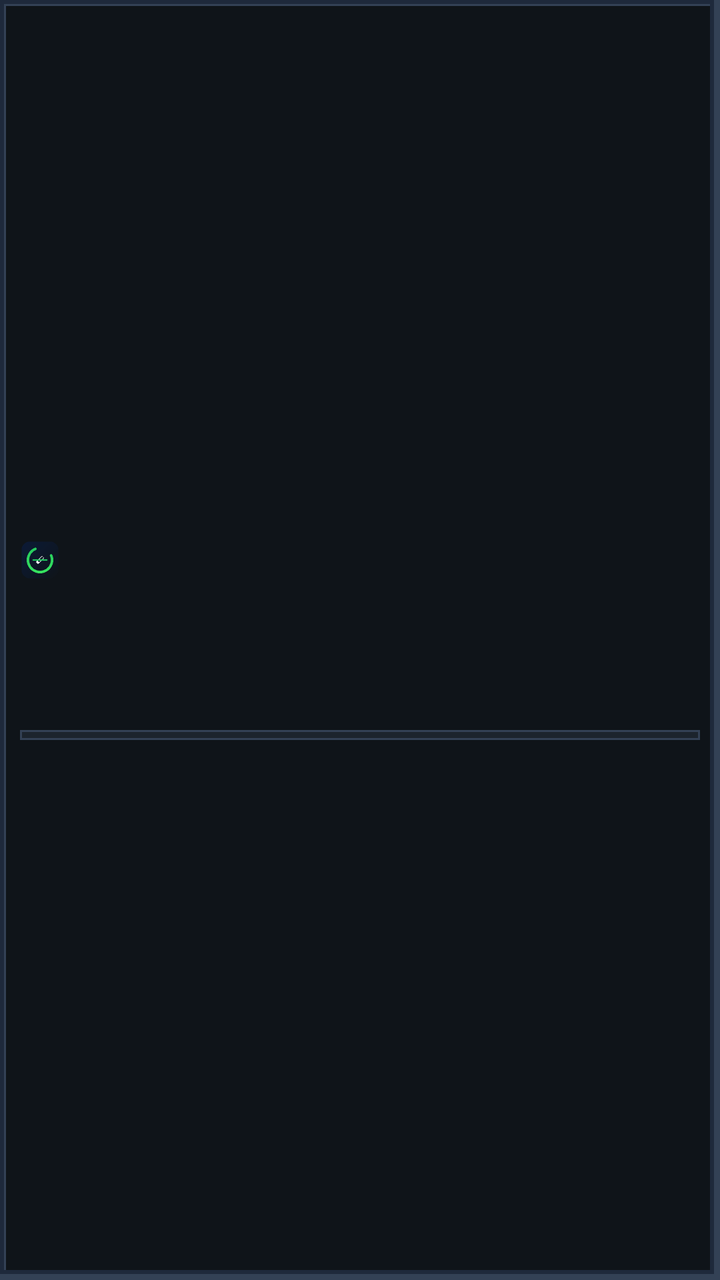
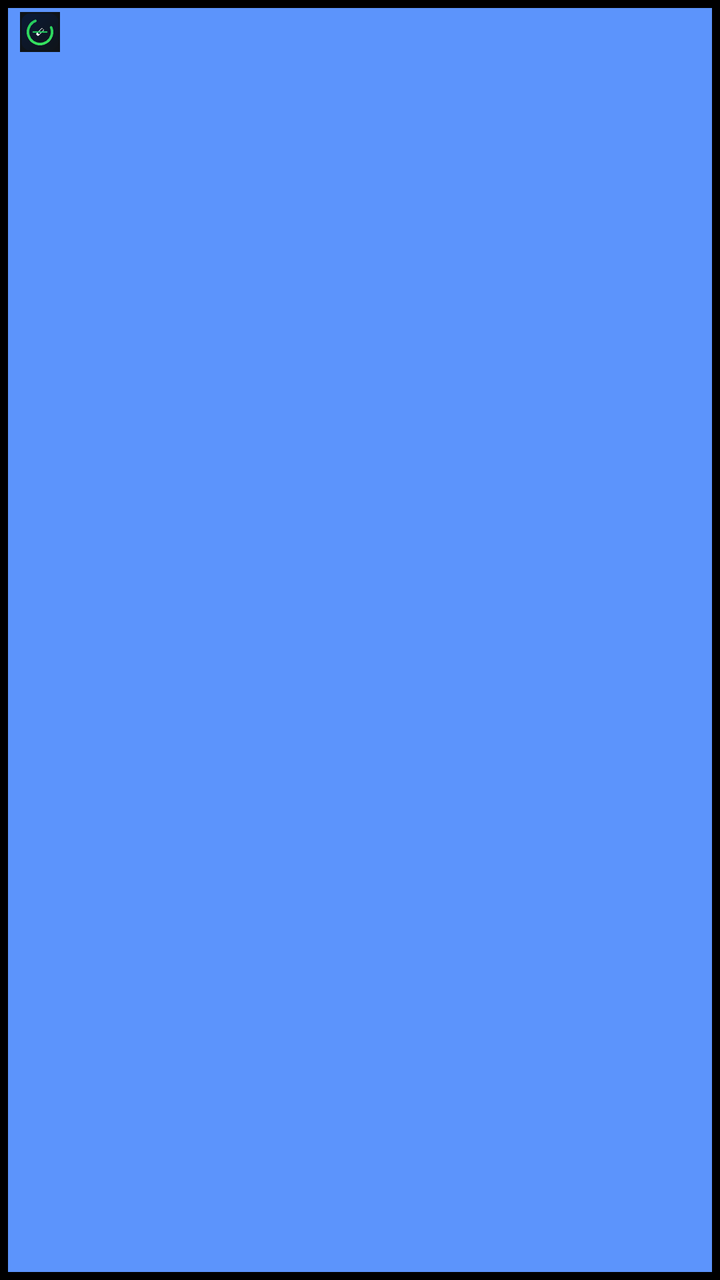

Screens rendered from an Android XML layout before and after an edit, with the pre-edit source and the edit as a unified diff.
<!-- AndroidManifest.xml: application theme AppTheme -->
<!-- res/layout/widget_quit_tracker.xml -->
<?xml version="1.0" encoding="utf-8"?>
<LinearLayout xmlns:android="http://schemas.android.com/apk/res/android"
    android:id="@+id/widget_root"
    android:layout_width="match_parent"
    android:layout_height="match_parent"
    android:background="@drawable/widget_frame"
    android:gravity="center_vertical"
    android:orientation="vertical"
    android:paddingHorizontal="10dp"
    android:paddingVertical="6dp">

    <LinearLayout
        android:layout_width="match_parent"
        android:layout_height="wrap_content"
        android:gravity="center_vertical"
        android:orientation="horizontal">

        <ImageView
            android:id="@+id/widget_logo"
            android:layout_width="20dp"
            android:layout_height="20dp"
            android:contentDescription="@null"
            android:scaleType="fitCenter"
            android:src="@drawable/widget_logo" />

        <ImageView
            android:id="@+id/widget_brand"
            android:layout_width="0dp"
            android:layout_height="wrap_content"
            android:layout_marginStart="6dp"
            android:layout_weight="1"
            android:adjustViewBounds="true"
            android:contentDescription="@null"
            android:scaleType="fitStart" />

        <ImageView
            android:id="@+id/widget_level"
            android:layout_width="wrap_content"
            android:layout_height="wrap_content"
            android:adjustViewBounds="true"
            android:contentDescription="@null"
            android:scaleType="fitEnd"
            android:visibility="gone" />
    </LinearLayout>

    <ImageView
        android:id="@+id/widget_empty"
        android:layout_width="match_parent"
        android:layout_height="match_parent"
        android:adjustViewBounds="true"
        android:contentDescription="@null"
        android:scaleType="fitCenter"
        android:visibility="gone" />

    <LinearLayout
        android:id="@+id/widget_body"
        android:layout_width="match_parent"
        android:layout_height="wrap_content"
        android:orientation="vertical">

        <LinearLayout
            android:id="@+id/widget_hero_row"
            android:layout_width="match_parent"
            android:layout_height="wrap_content"
            android:gravity="top"
            android:orientation="horizontal">

            <LinearLayout
                android:layout_width="0dp"
                android:layout_height="wrap_content"
                android:layout_weight="1"
                android:orientation="vertical">

                <ImageView
                    android:id="@+id/widget_smoke_label"
                    android:layout_width="match_parent"
                    android:layout_height="wrap_content"
                    android:adjustViewBounds="true"
                    android:contentDescription="@null"
                    android:scaleType="fitStart" />

                <ImageView
                    android:id="@+id/widget_smoke_time"
                    android:layout_width="match_parent"
                    android:layout_height="wrap_content"
                    android:layout_marginTop="2dp"
                    android:adjustViewBounds="true"
                    android:contentDescription="@null"
                    android:scaleType="fitStart" />

                <ImageView
                    android:id="@+id/widget_money"
                    android:layout_width="match_parent"
                    android:layout_height="wrap_content"
                    android:layout_marginTop="4dp"
                    android:adjustViewBounds="true"
                    android:contentDescription="@null"
                    android:scaleType="fitStart" />
            </LinearLayout>

            <LinearLayout
                android:layout_width="wrap_content"
                android:layout_height="wrap_content"
                android:layout_marginStart="6dp"
                android:gravity="center_horizontal"
                android:orientation="vertical">

                <ImageView
                    android:id="@+id/widget_current_coin"
                    android:layout_width="40dp"
                    android:layout_height="40dp"
                    android:adjustViewBounds="true"
                    android:contentDescription="@null"
                    android:scaleType="fitCenter" />

                <ImageView
                    android:id="@+id/widget_current_chip_label"
                    android:layout_width="wrap_content"
                    android:layout_height="wrap_content"
                    android:layout_marginTop="2dp"
                    android:adjustViewBounds="true"
                    android:contentDescription="@null"
                    android:maxWidth="72dp"
                    android:scaleType="fitCenter" />
            </LinearLayout>
        </LinearLayout>

        <LinearLayout
            android:id="@+id/widget_next_row"
            android:layout_width="match_parent"
            android:layout_height="wrap_content"
            android:layout_marginTop="5dp"
            android:gravity="center_vertical"
            android:orientation="horizontal">

            <ImageView
                android:id="@+id/widget_next_coin"
                android:layout_width="22dp"
                android:layout_height="22dp"
                android:adjustViewBounds="true"
                android:contentDescription="@null"
                android:scaleType="fitCenter" />

            <LinearLayout
                android:layout_width="0dp"
                android:layout_height="wrap_content"
                android:layout_marginStart="6dp"
                android:layout_weight="1"
                android:orientation="vertical">

                <ImageView
                    android:id="@+id/widget_chip_label"
                    android:layout_width="match_parent"
                    android:layout_height="wrap_content"
                    android:adjustViewBounds="true"
                    android:contentDescription="@null"
                    android:scaleType="fitStart" />

                <ImageView
                    android:id="@+id/widget_chip_eta"
                    android:layout_width="match_parent"
                    android:layout_height="wrap_content"
                    android:layout_marginTop="1dp"
                    android:adjustViewBounds="true"
                    android:contentDescription="@null"
                    android:scaleType="fitStart" />
            </LinearLayout>
        </LinearLayout>

        <ProgressBar
            android:id="@+id/widget_chip_progress"
            style="?android:attr/progressBarStyleHorizontal"
            android:layout_width="match_parent"
            android:layout_height="5dp"
            android:layout_marginTop="6dp"
            android:max="100"
            android:progressDrawable="@drawable/widget_progress_bar" />
    </LinearLayout>
</LinearLayout>
<!-- resources referenced by this layout -->
<resources>
  <!-- drawable widget_frame (drawable) -->
  <?xml version="1.0" encoding="utf-8"?>
  <layer-list xmlns:android="http://schemas.android.com/apk/res/android">
      <item>
          <shape android:shape="rectangle">
              <solid android:color="#0f1419" />
              <stroke
                  android:width="3dp"
                  android:color="#334155" />
          </shape>
      </item>
      <item
          android:bottom="3dp"
          android:right="3dp">
          <shape android:shape="rectangle">
              <solid android:color="#00000000" />
              <stroke
                  android:width="2dp"
                  android:color="#1e293b" />
          </shape>
      </item>
  </layer-list>
  <!-- drawable widget_logo: png bitmap (drawable-nodpi, 2519 bytes) -->
  <!-- drawable widget_progress_bar (drawable) -->
  <?xml version="1.0" encoding="utf-8"?>
  <layer-list xmlns:android="http://schemas.android.com/apk/res/android">
      <item android:id="@android:id/background">
          <shape android:shape="rectangle">
              <solid android:color="#1c242d" />
              <stroke
                  android:width="1dp"
                  android:color="#334155" />
          </shape>
      </item>
      <item android:id="@android:id/progress">
          <clip>
              <shape android:shape="rectangle">
                  <solid android:color="#22c55e" />
              </shape>
          </clip>
      </item>
  </layer-list>
  <style name="AppTheme" parent="Theme.AppCompat.DayNight.NoActionBar">
          <item name="colorPrimary">@color/colorPrimary</item>
          <item name="colorPrimaryDark">@color/colorPrimaryDark</item>
          <item name="colorAccent">@color/colorAccent</item>
          <item name="android:statusBarColor">@android:color/transparent</item>
          <item name="android:navigationBarColor">@android:color/transparent</item>
          <item name="android:windowLightStatusBar">false</item>
          <item name="android:windowLightNavigationBar">false</item>
      </style>
  <color name="colorPrimary">#22c55e</color>
  <color name="colorPrimaryDark">#0f1419</color>
  <color name="colorAccent">#39e75f</color>
</resources>

<!-- the commit's change to res/layout/widget_quit_tracker.xml (unified diff, before → after) -->
@@ -4,7 +4,7 @@
     android:layout_width="match_parent"
     android:layout_height="match_parent"
     android:background="@drawable/widget_frame"
-    android:gravity="center_vertical"
+    android:gravity="top"
     android:orientation="vertical"
     android:paddingHorizontal="10dp"
     android:paddingVertical="6dp">
@@ -55,7 +55,7 @@
     <LinearLayout
         android:id="@+id/widget_body"
         android:layout_width="match_parent"
-        android:layout_height="wrap_content"
+        android:layout_height="match_parent"
         android:orientation="vertical">
 
         <LinearLayout
@@ -99,68 +99,120 @@
             </LinearLayout>
 
             <LinearLayout
-                android:layout_width="wrap_content"
-                android:layout_height="wrap_content"
-                android:layout_marginStart="6dp"
+                android:id="@+id/widget_coin_column"
+                android:layout_width="52dp"
+                android:layout_height="wrap_content"
+                android:layout_marginStart="4dp"
                 android:gravity="center_horizontal"
+                android:minHeight="50dp"
                 android:orientation="vertical">
 
                 <ImageView
                     android:id="@+id/widget_current_coin"
-                    android:layout_width="40dp"
-                    android:layout_height="40dp"
+                    android:layout_width="36dp"
+                    android:layout_height="36dp"
+                    android:layout_gravity="center_horizontal"
                     android:adjustViewBounds="true"
                     android:contentDescription="@null"
                     android:scaleType="fitCenter" />
 
                 <ImageView
                     android:id="@+id/widget_current_chip_label"
-                    android:layout_width="wrap_content"
-                    android:layout_height="wrap_content"
+                    android:layout_width="match_parent"
+                    android:layout_height="wrap_content"
+                    android:layout_gravity="center_horizontal"
                     android:layout_marginTop="2dp"
                     android:adjustViewBounds="true"
                     android:contentDescription="@null"
-                    android:maxWidth="72dp"
+                    android:minHeight="12dp"
+                    android:scaleType="fitStart" />
+            </LinearLayout>
+        </LinearLayout>
+
+        <LinearLayout
+            android:id="@+id/widget_footer"
+            android:layout_width="match_parent"
+            android:layout_height="0dp"
+            android:layout_weight="1"
+            android:gravity="bottom"
+            android:orientation="vertical">
+
+            <LinearLayout
+                android:id="@+id/widget_next_row"
+                android:layout_width="match_parent"
+                android:layout_height="wrap_content"
+                android:layout_marginBottom="4dp"
+                android:gravity="center_vertical"
+                android:orientation="horizontal">
+
+                <ImageView
+                    android:id="@+id/widget_next_coin"
+                    android:layout_width="22dp"
+                    android:layout_height="22dp"
+                    android:adjustViewBounds="true"
+                    android:contentDescription="@null"
                     android:scaleType="fitCenter" />
-            </LinearLayout>
-        </LinearLayout>
-
-        <LinearLayout
-            android:id="@+id/widget_next_row"
-            android:layout_width="match_parent"
-            android:layout_height="wrap_content"
-            android:layout_marginTop="5dp"
-            android:gravity="center_vertical"
-            android:orientation="horizontal">
+
+                <ImageView
+                    android:id="@+id/widget_chip_label"
+                    android:layout_width="0dp"
+                    android:layout_height="wrap_content"
+                    android:layout_marginStart="6dp"
+                    android:layout_weight="1"
+                    android:adjustViewBounds="true"
+                    android:contentDescription="@null"
+                    android:scaleType="fitStart" />
+
+                <ImageView
+                    android:id="@+id/widget_chip_eta"
+                    android:layout_width="match_parent"
+                    android:layout_height="wrap_content"
+                    android:adjustViewBounds="true"
+                    android:contentDescription="@null"
+                    android:scaleType="fitStart"
+                    android:visibility="gone" />
+            </LinearLayout>
+
+            <LinearLayout
+                android:id="@+id/widget_footer_spacer"
+                android:layout_width="match_parent"
+                android:layout_height="0dp"
+                android:layout_weight="1"
+                android:contentDescription="@null"
+                android:orientation="vertical" />
 
             <ImageView
-                android:id="@+id/widget_next_coin"
-                android:layout_width="22dp"
-                android:layout_height="22dp"
+                android:id="@+id/widget_block_progress"
+                android:layout_width="match_parent"
+                android:layout_height="10dp"
+                android:layout_marginBottom="2dp"
                 android:adjustViewBounds="true"
                 android:contentDescription="@null"
-                android:scaleType="fitCenter" />
-
-            <LinearLayout
-                android:layout_width="0dp"
-                android:layout_height="wrap_content"
-                android:layout_marginStart="6dp"
-                android:layout_weight="1"
-                android:orientation="vertical">
-
-                <ImageView
-                    android:id="@+id/widget_chip_label"
-                    android:layout_width="match_parent"
-                    android:layout_height="wrap_content"
-                    android:adjustViewBounds="true"
-                    android:contentDescription="@null"
-                    android:scaleType="fitStart" />
-
-                <ImageView
-                    android:id="@+id/widget_chip_eta"
-                    android:layout_width="match_parent"
-                    android:layout_height="wrap_content"
-                    android:layout_marginTop="1dp"
+                android:scaleType="fitXY" />
+
+            <LinearLayout
+                android:id="@+id/widget_next_row_bottom"
+                android:layout_width="match_parent"
+                android:layout_height="wrap_content"
+                android:layout_marginBottom="2dp"
+                android:gravity="center_vertical"
+                android:orientation="horizontal"
+                android:visibility="gone">
+
+                <ImageView
+                    android:id="@+id/widget_next_coin_bottom"
+                    android:layout_width="18dp"
+                    android:layout_height="18dp"
+                    android:adjustViewBounds="true"
+                    android:contentDescription="@null"
+                    android:scaleType="fitCenter" />
+
+                <ImageView
+                    android:id="@+id/widget_chip_label_bottom"
+                    android:layout_width="0dp"
+                    android:layout_height="wrap_content"
+                    android:layout_marginStart="6dp"
+                    android:layout_weight="1"
                     android:adjustViewBounds="true"
                     android:contentDescription="@null"
                     android:scaleType="fitStart" />
@@ -174,6 +226,7 @@
             android:layout_height="5dp"
             android:layout_marginTop="6dp"
             android:max="100"
-            android:progressDrawable="@drawable/widget_progress_bar" />
+            android:progressDrawable="@drawable/widget_progress_bar"
+            android:visibility="gone" />
     </LinearLayout>
 </LinearLayout>
<!-- resource entries referenced after the edit -->
@@ -5,20 +5,10 @@
   <layer-list xmlns:android="http://schemas.android.com/apk/res/android">
       <item>
           <shape android:shape="rectangle">
-              <solid android:color="#0f1419" />
+              <solid android:color="#5c94fc" />
               <stroke
-                  android:width="3dp"
-                  android:color="#334155" />
-          </shape>
-      </item>
-      <item
-          android:bottom="3dp"
-          android:right="3dp">
-          <shape android:shape="rectangle">
-              <solid android:color="#00000000" />
-              <stroke
-                  android:width="2dp"
-                  android:color="#1e293b" />
+                  android:width="4dp"
+                  android:color="#000000" />
           </shape>
       </item>
   </layer-list>
@@ -28,16 +18,14 @@
   <layer-list xmlns:android="http://schemas.android.com/apk/res/android">
       <item android:id="@android:id/background">
           <shape android:shape="rectangle">
-              <solid android:color="#1c242d" />
-              <stroke
-                  android:width="1dp"
-                  android:color="#334155" />
+              <solid android:color="#7a2b00" />
+              <stroke android:width="2dp" android:color="#000000" />
           </shape>
       </item>
       <item android:id="@android:id/progress">
           <clip>
               <shape android:shape="rectangle">
-                  <solid android:color="#22c55e" />
+                  <solid android:color="#f8b800" />
               </shape>
           </clip>
       </item>
